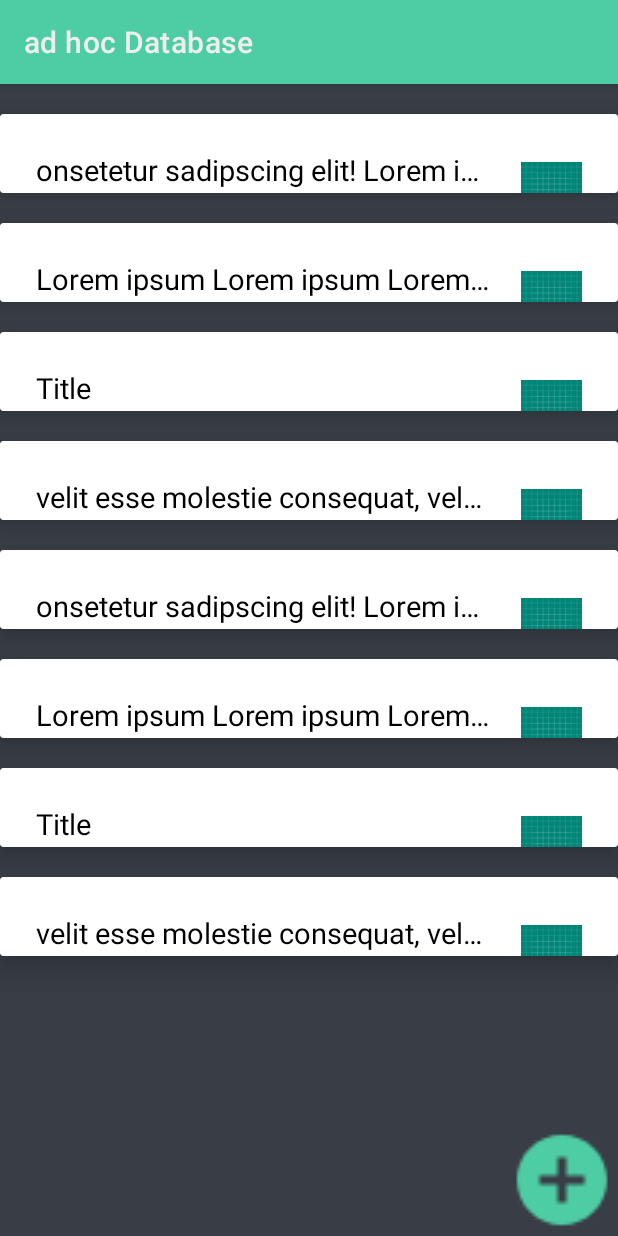
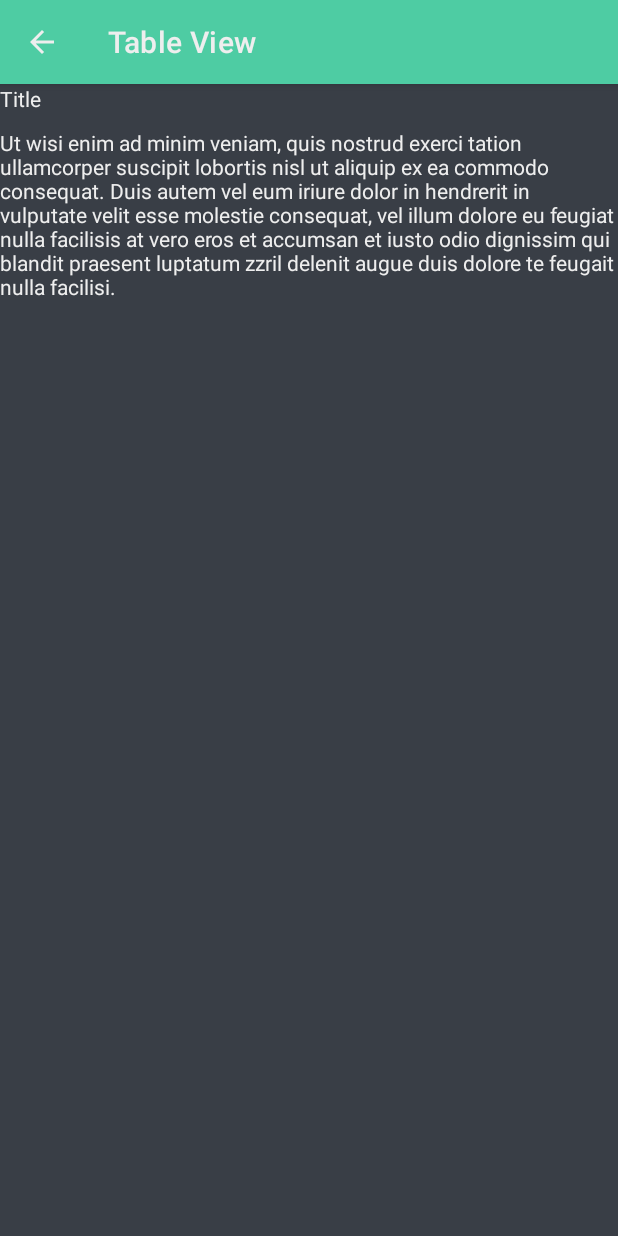
Before and after one commit to NiklasHoltmeyer/ad-hoc-db-android, an Android app: the screen it shows after launch (MainActivity before the commit, TableShowActivity after it), after a tap on "Title", on a phone screen of 412 x 824 dp. Run offline under Robolectric (Android 15) with nearby library versions, the phone set to English and light mode, and no system bars; our stand-ins replace Room's generated code; pictures from the network do not load.

Commit message:
tableslist

```diff
--- a/app/src/main/AndroidManifest.xml
+++ b/app/src/main/AndroidManifest.xml
@@ -2,7 +2,7 @@
 <manifest xmlns:android="http://schemas.android.com/apk/res/android"
     xmlns:tools="http://schemas.android.com/tools"
     package="de.hsos.ma.adhocdb">
-
+    <uses-permission android:name="android.permission.INTERNET"/>
     <application
         android:allowBackup="true"
         android:appComponentFactory="@string/app_name"
@@ -12,16 +12,17 @@
         android:supportsRtl="true"
         android:theme="@style/AppTheme"
         tools:replace="android:appComponentFactory">
-        <activity android:name=".ui.TableShow.TableShowActivity"></activity>
+        <activity android:name=".ui.TableShow.TableShowActivity"
+            android:parentActivityName=".ui.homescreen.MainActivity"/>
         <activity android:name=".ui.tablelist.LayoutTableListItem" />
         <activity
             android:name=".ui.createtable.CreateTableActivity"
-            android:parentActivityName=".MainActivity" />
-        <activity android:name=".MainActivity">
+            android:parentActivityName=".ui.homescreen.MainActivity" />
+        <activity android:name=".ui.homescreen.MainActivity">
             <intent-filter>
                 <action android:name="android.intent.action.MAIN" />
 
-                <category android:name="android.intent.category.LAUNCHER" />
+                <category android:name="android.intent.category.LAUNCHER"/>
             </intent-filter>
         </activity>
     </application>
--- a/app/src/main/java/de/hsos/ma/adhocdb/framework/persistence/tables/DataSource.kt
+++ b/app/src/main/java/de/hsos/ma/adhocdb/framework/persistence/tables/DataSource.kt
@@ -6,7 +6,7 @@ class DataSource {
 
     companion object {
 
-        fun createDataSet(): ArrayList<TableEntity> {
+        fun createMockDataSet(): ArrayList<TableEntity> {
             val list = ArrayList<TableEntity>()
             list.add(
                 TableEntity(
--- /dev/null
+++ b/app/src/main/java/de/hsos/ma/adhocdb/ui/CONSTS.java
@@ -0,0 +1,8 @@
+package de.hsos.ma.adhocdb.ui;
+
+public class CONSTS {
+    public static String itemId = "item.id";
+    public static String itemName = "item.name";
+    public static String itemImage = "item.image";
+    public static String itemDescription = "item.description";
+}
--- a/app/src/main/java/de/hsos/ma/adhocdb/ui/TableShow/TableShowActivity.kt
+++ b/app/src/main/java/de/hsos/ma/adhocdb/ui/TableShow/TableShowActivity.kt
@@ -2,12 +2,61 @@ package de.hsos.ma.adhocdb.ui.TableShow
 
 import androidx.appcompat.app.AppCompatActivity
 import android.os.Bundle
+import android.widget.TextView
+import android.widget.Toast
+import androidx.appcompat.app.ActionBar
 import de.hsos.ma.adhocdb.R
+import de.hsos.ma.adhocdb.ui.CONSTS
 
 class TableShowActivity : AppCompatActivity() {
-
+    var  actionbar : ActionBar? = null
     override fun onCreate(savedInstanceState: Bundle?) {
         super.onCreate(savedInstanceState)
         setContentView(R.layout.activity_table_show)
+        loadIntentExtras()
+
+        actionbar = supportActionBar
+        if(actionbar != null){
+            //set actionbar title
+            actionbar!!.title = "Table View"
+            //set back button
+            actionbar!!.setDisplayHomeAsUpEnabled(true)
+            actionbar!!.setDisplayHomeAsUpEnabled(true)
+        }
+    }
+
+    private fun loadIntentExtras() {
+        val intent = intent
+        if(!intent.hasExtra(CONSTS.itemId)){
+            Toast.makeText(this, "Couldnt Retriev Table", Toast.LENGTH_SHORT).show()
+            return
+        }
+        val id = intent.getIntExtra(CONSTS.itemId, -1)
+
+        if(id < 0){
+            Toast.makeText(this, "Invalid Table ID", Toast.LENGTH_SHORT).show()
+            return
+        }
+
+        var tableName = ""
+        var tableDescription = ""
+        var tableImage = ""
+
+        if(intent.hasExtra(CONSTS.itemName)
+                && intent.hasExtra(CONSTS.itemImage)
+                && intent.hasExtra(CONSTS.itemDescription)){
+            tableName = intent.getStringExtra(CONSTS.itemName)
+            tableImage = intent.getStringExtra(CONSTS.itemImage)
+            tableDescription = intent.getStringExtra(CONSTS.itemDescription)
+        }else{
+            // haben ID also kann man von db anfragen
+        }
+
+        val tableTitleTextView = findViewById<TextView>(R.id.tableTitle)
+        val tableDescriptionTextView = findViewById<TextView>(R.id.tableDescription)
+
+        tableTitleTextView.text = tableName
+        tableDescriptionTextView.text = tableDescription
+        if(actionbar != null) actionbar!!.title = "tableName"
     }
 }
--- a/app/src/main/java/de/hsos/ma/adhocdb/ui/createtable/CreateTableActivity.kt
+++ b/app/src/main/java/de/hsos/ma/adhocdb/ui/createtable/CreateTableActivity.kt
@@ -8,7 +8,7 @@ import android.widget.NumberPicker.OnValueChangeListener
 import android.widget.Toast
 import androidx.appcompat.app.AppCompatActivity
 import com.google.android.material.textfield.TextInputEditText
-import de.hsos.ma.adhocdb.MainActivity
+import de.hsos.ma.adhocdb.ui.homescreen.MainActivity
 import de.hsos.ma.adhocdb.R
 import de.hsos.ma.adhocdb.entities.TableEntity
 import de.hsos.ma.adhocdb.framework.persistence.database.TablesDatabase
--- a/app/src/main/java/de/hsos/ma/adhocdb/MainActivity.kt
+++ b/app/src/main/java/de/hsos/ma/adhocdb/ui/homescreen/MainActivity.kt
@@ -1,4 +1,4 @@
-package de.hsos.ma.adhocdb
+package de.hsos.ma.adhocdb.ui.homescreen
 
 import android.content.Intent
 import android.os.AsyncTask
@@ -8,12 +8,14 @@ import android.view.View
 import android.widget.Toast
 import androidx.appcompat.app.AppCompatActivity
 import androidx.recyclerview.widget.LinearLayoutManager
+import de.hsos.ma.adhocdb.R
 import de.hsos.ma.adhocdb.entities.TableEntity
 import de.hsos.ma.adhocdb.framework.persistence.database.TablesDatabase
 import de.hsos.ma.adhocdb.ui.createtable.CreateTableActivity
 import kotlinx.android.synthetic.main.activity_main.*
 import de.hsos.ma.adhocdb.ui.tablelist.TableRecyclerAdapter
 import de.hsos.ma.adhocdb.framework.persistence.tables.DataSource
+import de.hsos.ma.adhocdb.ui.CONSTS
 import de.hsos.ma.adhocdb.ui.TableShow.TableShowActivity
 import de.hsos.ma.adhocdb.ui.tablelist.OnTableClickListener
 import de.hsos.ma.adhocdb.ui.tablelist.TopSpacingItemDecoration
@@ -57,9 +59,9 @@ class MainActivity : AppCompatActivity(), OnTableClickListener {
         SaveClass().execute()
     }
 
-    private fun addDataSet(){ // TODO
-        val data = DataSource.createDataSet()
-        tableAdapter.submitList(data)
+    private fun addDataSet(){
+        tables = DataSource.createMockDataSet()
+        tableAdapter.submitList(tables)
     }
 
     private fun initRecyclerView(){ //TODO
@@ -74,9 +76,16 @@ class MainActivity : AppCompatActivity(), OnTableClickListener {
     }
 
     override fun onItemClick(item: TableEntity, pos: Int) {
-        Toast.makeText(this, item.name, Toast.LENGTH_SHORT).show() //TODO intent laden
+        if(tables.size <= pos){
+            Toast.makeText(this, "Tables.Size < Pos", Toast.LENGTH_SHORT).show() //TODO richtige fehlermeldung
+            return
+        }
         val intent = Intent(this, TableShowActivity::class.java)
-        //intent.putExtra("", tables)
-
+        val item = tables[pos]
+        intent.putExtra(CONSTS.itemId, item.id)
+        intent.putExtra(CONSTS.itemName, item.name)
+        intent.putExtra(CONSTS.itemImage, item.image)
+        intent.putExtra(CONSTS.itemDescription, item.description)
+        startActivity(intent)
     }
 }
--- a/app/src/main/res/layout/activity_main.xml
+++ b/app/src/main/res/layout/activity_main.xml
@@ -4,7 +4,7 @@
     xmlns:tools="http://schemas.android.com/tools"
     android:layout_width="match_parent"
     android:layout_height="match_parent"
-    tools:context=".MainActivity">
+    tools:context=".ui.homescreen.MainActivity">
 
     <androidx.recyclerview.widget.RecyclerView
         android:layout_width="match_parent"
--- a/app/src/main/res/layout/activity_table_show.xml
+++ b/app/src/main/res/layout/activity_table_show.xml
@@ -1,9 +1,22 @@
 <?xml version="1.0" encoding="utf-8"?>
-<androidx.constraintlayout.widget.ConstraintLayout xmlns:android="http://schemas.android.com/apk/res/android"
+<LinearLayout xmlns:android="http://schemas.android.com/apk/res/android"
     xmlns:app="http://schemas.android.com/apk/res-auto"
     xmlns:tools="http://schemas.android.com/tools"
     android:layout_width="match_parent"
     android:layout_height="match_parent"
-    tools:context=".ui.TableShow.TableShowActivity">
+    tools:context=".ui.TableShow.TableShowActivity"
+    android:orientation="vertical">
 
-</androidx.constraintlayout.widget.ConstraintLayout>
+    <TextView
+        android:id="@+id/tableTitle"
+        android:layout_width="match_parent"
+        android:layout_height="wrap_content"
+        android:text="@string/table_title_dummy" />
+
+    <TextView
+        android:paddingTop="10dp"
+        android:id="@+id/tableDescription"
+        android:layout_width="match_parent"
+        android:layout_height="wrap_content"
+        android:text="@string/table_description_dummy" />
+</LinearLayout>
```
